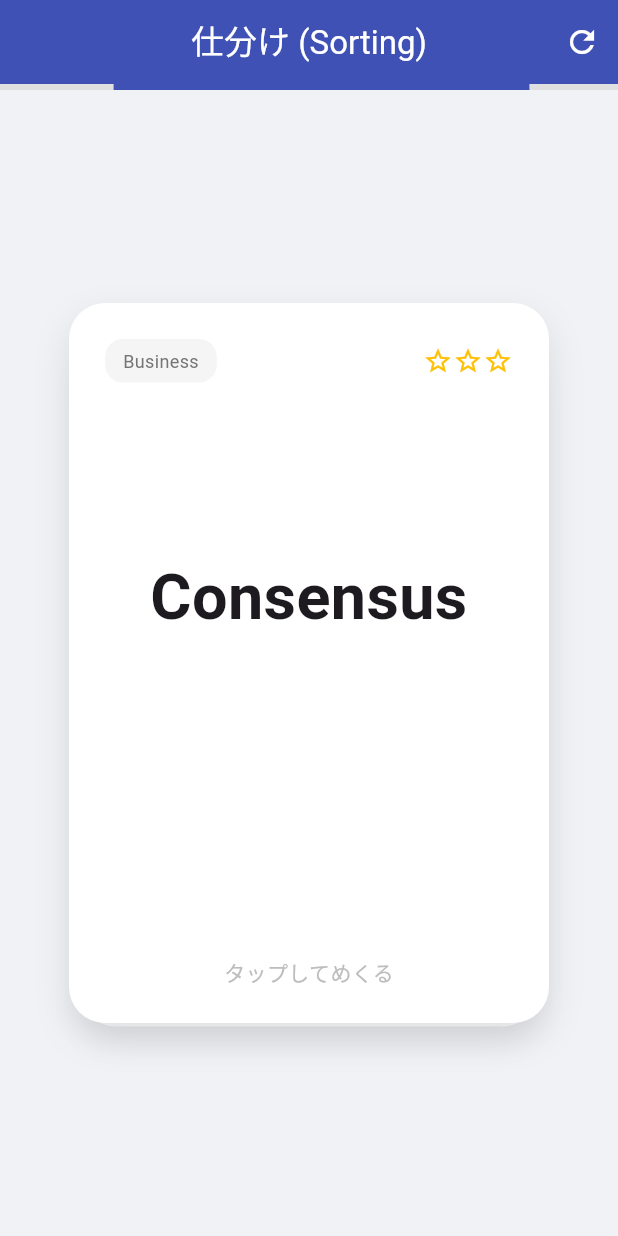
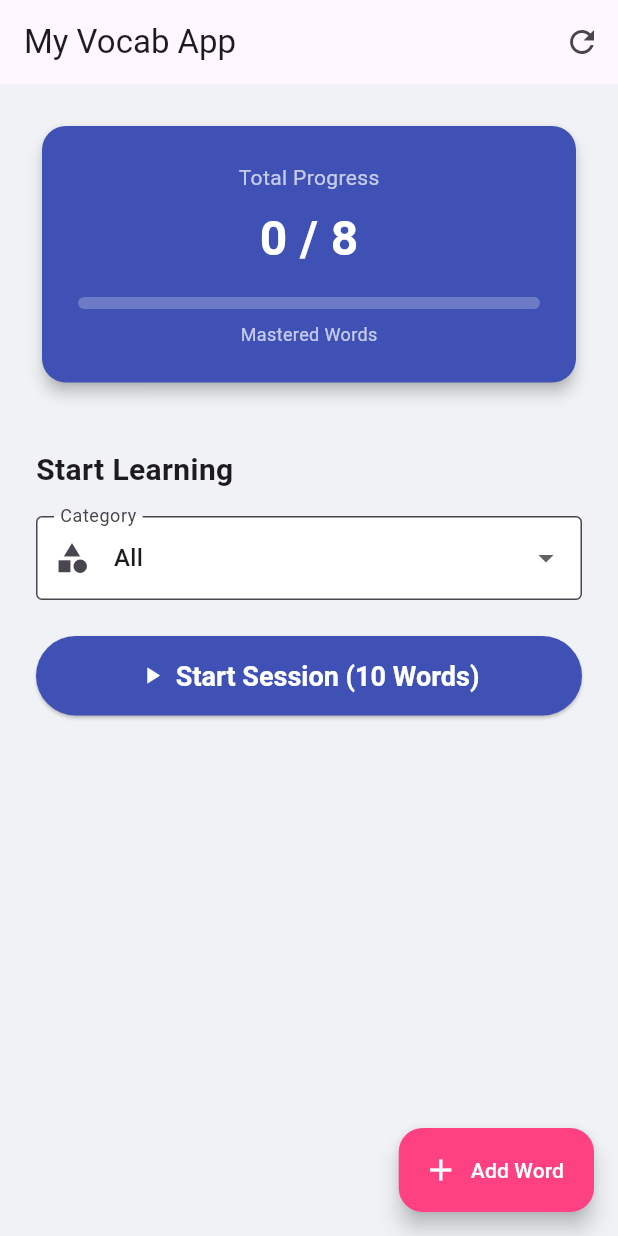
Before and after one commit to think1207/LearningEnglish, a Flutter app: the screen it shows after launch, on a phone screen of 412 x 824 dp. Run offline on Flutter 3.47's test engine with Material 3 defaults, Android fonts, the phone set to English and light mode, and no system bars; our stand-ins replace shared_preferences.

Commit message:
Feature/registering vocabulary (#12)
* Added registering vocabulary functionality

* Replace deprecated to newer

```diff
--- a/lib/main.dart
+++ b/lib/main.dart
@@ -1,8 +1,9 @@
 import 'package:flutter/material.dart';
 
-import './screens/learning_session_screen.dart';
+import './screens/home_screen.dart';
 
 void main() {
+  WidgetsFlutterBinding.ensureInitialized();
   runApp(const MyApp());
 }
 
@@ -17,8 +18,14 @@ class MyApp extends StatelessWidget {
         primarySwatch: Colors.indigo,
         useMaterial3: true,
         scaffoldBackgroundColor: const Color(0xFFF0F2F5),
+        cardTheme: CardThemeData(
+          elevation: 4,
+          shape: RoundedRectangleBorder(
+            borderRadius: BorderRadius.circular(16),
+          ),
+        ),
       ),
-      home: const LearningSessionScreen(),
+      home: const HomeScreen(),
     );
   }
 }
--- a/lib/repositories/base_word_repository.dart
+++ b/lib/repositories/base_word_repository.dart
@@ -2,6 +2,10 @@ import '../models/word.dart';
 
 abstract class BaseWordRepository {
   Future<List<WordCard>> loadWords();
+
+  Future<void> addWord(WordCard newWord);
+
   Future<void> saveWords(List<WordCard> words);
+
   Future<void> resetData();
 }
--- /dev/null
+++ b/lib/screens/home_screen.dart
@@ -0,0 +1,196 @@
+import 'package:flutter/material.dart';
+import 'package:learning_english/repositories/local_word_repository.dart';
+import 'package:learning_english/screens/add_word_screen.dart';
+import 'package:learning_english/screens/learning_session_screen.dart';
+
+import '../models/word.dart';
+
+class HomeScreen extends StatefulWidget {
+  const HomeScreen({super.key});
+
+  @override
+  State<HomeScreen> createState() => _HomeScreenState();
+}
+
+class _HomeScreenState extends State<HomeScreen> {
+  final LocalWordRepository _repo = LocalWordRepository();
+  List<WordCard> _allWords = [];
+  bool _isLoading = true;
+  String _selectedCategory = 'All';
+
+  @override
+  void initState() {
+    super.initState();
+    _loadData();
+  }
+
+  Future<void> _loadData() async {
+    setState(() => _isLoading = true);
+    final words = await _repo.loadWords();
+    if (mounted) {
+      setState(() {
+        _allWords = words;
+        _isLoading = false;
+      });
+    }
+  }
+
+  List<String> _getCategoryList() {
+    final categories = _allWords.map((w) => w.category).toSet().toList();
+    categories.sort();
+    return ['All', ...categories];
+  }
+
+  void _startSession() {
+    final candidates = _allWords.where((w) {
+      final categoryMatch =
+          _selectedCategory == 'All' || w.category == _selectedCategory;
+      final notMastered = w.status != WordStatus.mastered;
+      return categoryMatch && notMastered;
+    }).toList();
+
+    if (candidates.isEmpty) {
+      ScaffoldMessenger.of(context).showSnackBar(
+        const SnackBar(
+          content: Text('学習対象の単語がありません！(すべてマスター済みか、カテゴリに単語がありません)'),
+        ),
+      );
+      return;
+    }
+
+    candidates.shuffle();
+    final sessionQueue = candidates.take(10).toList();
+
+    Navigator.push(
+      context,
+      MaterialPageRoute(
+        builder: (_) => LearningSessionScreen(initialQueue: sessionQueue),
+      ),
+    ).then((_) => _loadData());
+  }
+
+  @override
+  Widget build(BuildContext context) {
+    if (_isLoading)
+      return const Scaffold(body: Center(child: CircularProgressIndicator()));
+
+    final masteredCount = _allWords
+        .where((w) => w.status == WordStatus.mastered)
+        .length;
+    final totalCount = _allWords.length;
+    final progress = totalCount > 0 ? masteredCount / totalCount : 0.0;
+
+    return Scaffold(
+      appBar: AppBar(
+        title: const Text('My Vocab App'),
+        centerTitle: false,
+        actions: [
+          IconButton(
+            icon: const Icon(Icons.refresh),
+            onPressed: () async {
+              await _repo.resetData();
+              _loadData();
+            },
+            tooltip: 'データをリセット',
+          ),
+        ],
+      ),
+      body: SingleChildScrollView(
+        padding: const EdgeInsets.all(24),
+        child: Column(
+          crossAxisAlignment: CrossAxisAlignment.stretch,
+          children: [
+            Card(
+              color: Colors.indigo,
+              child: Padding(
+                padding: const EdgeInsets.all(24),
+                child: Column(
+                  children: [
+                    const Text(
+                      'Total Progress',
+                      style: TextStyle(color: Colors.white70),
+                    ),
+                    const SizedBox(height: 8),
+                    Text(
+                      '$masteredCount / $totalCount',
+                      style: const TextStyle(
+                        color: Colors.white,
+                        fontSize: 32,
+                        fontWeight: FontWeight.bold,
+                      ),
+                    ),
+                    const SizedBox(height: 16),
+                    LinearProgressIndicator(
+                      value: progress,
+                      backgroundColor: Colors.white24,
+                      color: Colors.greenAccent,
+                      minHeight: 8,
+                      borderRadius: BorderRadius.circular(4),
+                    ),
+                    const SizedBox(height: 8),
+                    const Text(
+                      'Mastered Words',
+                      style: TextStyle(color: Colors.white70, fontSize: 12),
+                    ),
+                  ],
+                ),
+              ),
+            ),
+            const SizedBox(height: 40),
+
+            const Text(
+              'Start Learning',
+              style: TextStyle(fontSize: 20, fontWeight: FontWeight.bold),
+            ),
+            const SizedBox(height: 16),
+
+            DropdownButtonFormField<String>(
+              initialValue: _selectedCategory,
+              decoration: const InputDecoration(
+                labelText: 'Category',
+                border: OutlineInputBorder(),
+                prefixIcon: Icon(Icons.category),
+                filled: true,
+                fillColor: Colors.white,
+              ),
+              items: _getCategoryList().map((cat) {
+                return DropdownMenuItem(value: cat, child: Text(cat));
+              }).toList(),
+              onChanged: (val) {
+                if (val != null) setState(() => _selectedCategory = val);
+              },
+            ),
+            const SizedBox(height: 24),
+
+            ElevatedButton.icon(
+              onPressed: _startSession,
+              icon: const Icon(Icons.play_arrow),
+              label: const Text('Start Session (10 Words)'),
+              style: ElevatedButton.styleFrom(
+                backgroundColor: Colors.indigo,
+                foregroundColor: Colors.white,
+                padding: const EdgeInsets.symmetric(vertical: 16),
+                textStyle: const TextStyle(
+                  fontSize: 18,
+                  fontWeight: FontWeight.bold,
+                ),
+              ),
+            ),
+          ],
+        ),
+      ),
+      floatingActionButton: FloatingActionButton.extended(
+        onPressed: () {
+          Navigator.push(
+            context,
+            MaterialPageRoute(builder: (_) => const AddWordScreen()),
+          ).then((_) => _loadData());
+        },
+        label: const Text('Add Word'),
+        icon: const Icon(Icons.add),
+        backgroundColor: Colors.pinkAccent,
+        foregroundColor: Colors.white,
+      ),
+    );
+  }
+}
--- a/lib/screens/learning_session_screen.dart
+++ b/lib/screens/learning_session_screen.dart
@@ -7,7 +7,9 @@ import '../widgets/word_card.dart';
 enum SessionPhase { sorting, reviewReady, review, completed }
 
 class LearningSessionScreen extends StatefulWidget {
-  const LearningSessionScreen({super.key});
+  final List<WordCard> initialQueue;
+
+  const LearningSessionScreen({super.key, required this.initialQueue});
 
   @override
   State<LearningSessionScreen> createState() => _LearningSessionScreenState();
@@ -16,42 +18,26 @@ class LearningSessionScreen extends StatefulWidget {
 class _LearningSessionScreenState extends State<LearningSessionScreen> {
   final _repo = LocalWordRepository();
 
-  List<WordCard> _allWords = [];
   List<WordCard> _currentQueue = [];
   final List<WordCard> _retryList = [];
 
   SessionPhase _phase = SessionPhase.sorting;
   bool _isAnswerVisible = false;
-  bool _isLoading = true;
 
   @override
   void initState() {
     super.initState();
-    _loadData();
+    _currentQueue = List.from(widget.initialQueue);
   }
 
-  Future<void> _loadData() async {
-    final words = await _repo.loadWords();
-
-    final activeWords =
-        words.where((w) => w.status != WordStatus.mastered).toList();
-
-    activeWords.shuffle();
-    final todaysQueue = activeWords.take(10).toList();
-
-    setState(() {
-      _allWords = words;
-      _currentQueue = todaysQueue;
-      _isLoading = false;
-
-      if (todaysQueue.isEmpty && words.isNotEmpty) {
-        _phase = SessionPhase.completed;
+  void _saveProgress(WordCard card) {
+    _repo.loadWords().then((allWords) {
+      final index = allWords.indexWhere((w) => w.id == card.id);
+      if (index != -1) {
+        allWords[index] = card;
+        _repo.saveWords(allWords);
       }
     });
-  }
-
-  Future<void> _saveProgress() async {
-    await _repo.saveWords(_allWords);
   }
 
   void _toggleCard() {
@@ -82,7 +68,7 @@ class _LearningSessionScreenState extends State<LearningSessionScreen> {
       _currentQueue.removeAt(0);
       _isAnswerVisible = false;
 
-      _saveProgress();
+      _saveProgress(currentCard);
       _checkPhaseTransition();
     });
   }
@@ -112,41 +98,18 @@ class _LearningSessionScreenState extends State<LearningSessionScreen> {
     });
   }
 
-  Future<void> _resetAndReload() async {
-    await _repo.resetData();
-    setState(() {
-      _isLoading = true;
-      _phase = SessionPhase.sorting;
-      _retryList.clear();
-    });
-    await _loadData();
-  }
-
   @override
   Widget build(BuildContext context) {
-    if (_isLoading) {
-      return const Scaffold(body: Center(child: CircularProgressIndicator()));
-    }
-
     return Scaffold(
       appBar: AppBar(
         title: Text(_getAppBarTitle()),
         backgroundColor: _getAppBarColor(),
         foregroundColor: Colors.white,
-        centerTitle: true,
-        actions: [
-          IconButton(
-            icon: const Icon(Icons.refresh),
-            tooltip: "Reset learning status...",
-            onPressed: _resetAndReload,
-          ),
-        ],
       ),
       body: SafeArea(
         child: Column(
           children: [
-            if (_phase == SessionPhase.sorting || _phase == SessionPhase.review)
-              _buildProgressBar(),
+            _buildProgressBar(),
             Expanded(child: _buildBodyContent()),
           ],
         ),
@@ -156,8 +119,9 @@ class _LearningSessionScreenState extends State<LearningSessionScreen> {
 
   Widget _buildProgressBar() {
     return LinearProgressIndicator(
-      value:
-          _phase == SessionPhase.review ? (_currentQueue.isEmpty ? 1.0 : 0.5) : null,
+      value: _phase == SessionPhase.review
+          ? (_currentQueue.isEmpty ? 1.0 : 0.5)
+          : null,
       backgroundColor: Colors.grey.shade300,
       color: _getAppBarColor(),
     );
@@ -190,13 +154,6 @@ class _LearningSessionScreenState extends State<LearningSessionScreen> {
   }
 
   Widget _buildBodyContent() {
-    if (_currentQueue.isEmpty) {
-      if (_phase == SessionPhase.completed) return _buildCompletedScreen();
-      if (_phase == SessionPhase.reviewReady) return _buildReviewReadyScreen();
-      // Handles other empty states, e.g., initial load after sorting
-      return const Center(child: CircularProgressIndicator());
-    }
-
     switch (_phase) {
       case SessionPhase.sorting:
       case SessionPhase.review:
@@ -209,6 +166,7 @@ class _LearningSessionScreenState extends State<LearningSessionScreen> {
   }
 
   Widget _buildCardStack() {
+    if (_currentQueue.isEmpty) return const Center(child: Text("Loading..."));
     final topCardData = _currentQueue.first;
     final secondCardData = _currentQueue.length > 1 ? _currentQueue[1] : null;
 
@@ -266,9 +224,6 @@ class _LearningSessionScreenState extends State<LearningSessionScreen> {
   }
 
   Widget _buildCompletedScreen() {
-    final masteredCount =
-        _allWords.where((w) => w.status == WordStatus.mastered).length;
-
     return Center(
       child: Column(
         mainAxisAlignment: MainAxisAlignment.center,
@@ -279,13 +234,11 @@ class _LearningSessionScreenState extends State<LearningSessionScreen> {
             "本日の学習終了！",
             style: TextStyle(fontSize: 24, fontWeight: FontWeight.bold),
           ),
-          const SizedBox(height: 16),
-          Text(
-            "現在のマスター単語: $masteredCount / ${_allWords.length}",
-            style: const TextStyle(fontSize: 18, color: Colors.black87),
+          const SizedBox(height: 40),
+          OutlinedButton(
+            onPressed: () => Navigator.pop(context),
+            child: const Text("ホームに戻る"),
           ),
-          const SizedBox(height: 10),
-          const Text("明日も頑張りましょう。", style: TextStyle(color: Colors.grey)),
         ],
       ),
     );
```
Also changed, not shown: lib/repositories/local_word_repository.dart (+12 -4 lines), lib/screens/add_word_screen.dart (added, +107 -0 lines).
